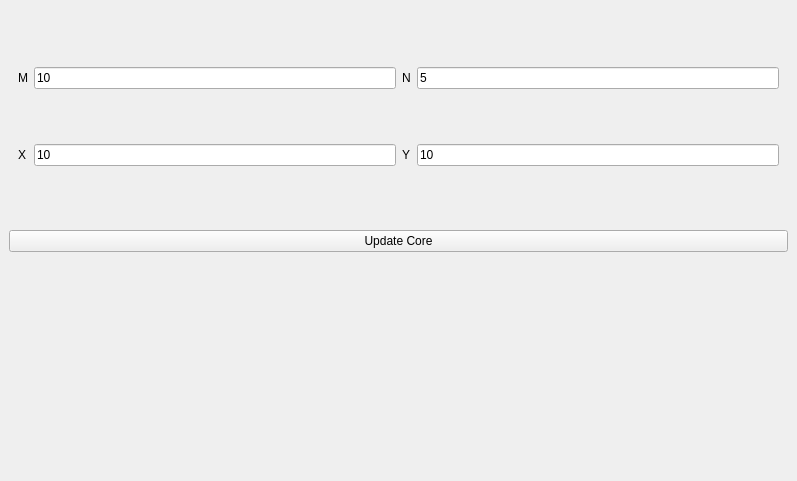
Old version of the form gui/corewidget.ui in the repository bigorangenuke/NeutronDiffusion.
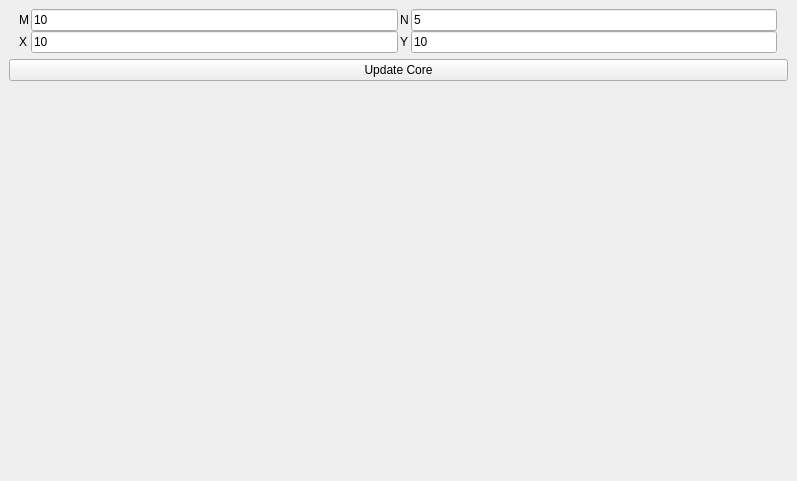
New version of the form.

Patch:
```diff
--- a/gui/corewidget.ui
+++ b/gui/corewidget.ui
@@ -23,13 +23,34 @@
    <layout class="QVBoxLayout" name="verticalLayout">
     <item>
      <widget class="QWidget" name="widget" native="true">
+      <property name="enabled">
+       <bool>true</bool>
+      </property>
       <property name="sizePolicy">
-       <sizepolicy hsizetype="Minimum" vsizetype="Minimum">
+       <sizepolicy hsizetype="Preferred" vsizetype="Preferred">
         <horstretch>0</horstretch>
         <verstretch>0</verstretch>
        </sizepolicy>
       </property>
       <layout class="QGridLayout" name="gridLayout_3">
+       <property name="leftMargin">
+        <number>10</number>
+       </property>
+       <property name="topMargin">
+        <number>0</number>
+       </property>
+       <property name="rightMargin">
+        <number>11</number>
+       </property>
+       <property name="bottomMargin">
+        <number>0</number>
+       </property>
+       <property name="horizontalSpacing">
+        <number>2</number>
+       </property>
+       <property name="verticalSpacing">
+        <number>0</number>
+       </property>
        <item row="1" column="1">
         <widget class="QLineEdit" name="mNodesLineEdit">
          <property name="text">
@@ -107,13 +128,31 @@
     </item>
     <item>
      <widget class="QWidget" name="coreWidget" native="true">
-      <layout class="QGridLayout" name="gridLayout">
-       <item row="0" column="0">
-        <widget class="QWidget" name="widget_2" native="true"/>
-       </item>
-      </layout>
+      <property name="sizePolicy">
+       <sizepolicy hsizetype="Expanding" vsizetype="Expanding">
+        <horstretch>0</horstretch>
+        <verstretch>0</verstretch>
+       </sizepolicy>
+      </property>
+      <layout class="QGridLayout" name="gridLayout"/>
      </widget>
     </item>
+    <item>
+     <spacer name="verticalSpacer">
+      <property name="orientation">
+       <enum>Qt::Vertical</enum>
+      </property>
+      <property name="sizeType">
+       <enum>QSizePolicy::Expanding</enum>
+      </property>
+      <property name="sizeHint" stdset="0">
+       <size>
+        <width>20</width>
+        <height>40</height>
+       </size>
+      </property>
+     </spacer>
+    </item>
    </layout>
   </widget>
  </widget>
```
Left out of the diff: 2 changed lines with no effect on the pictures.
